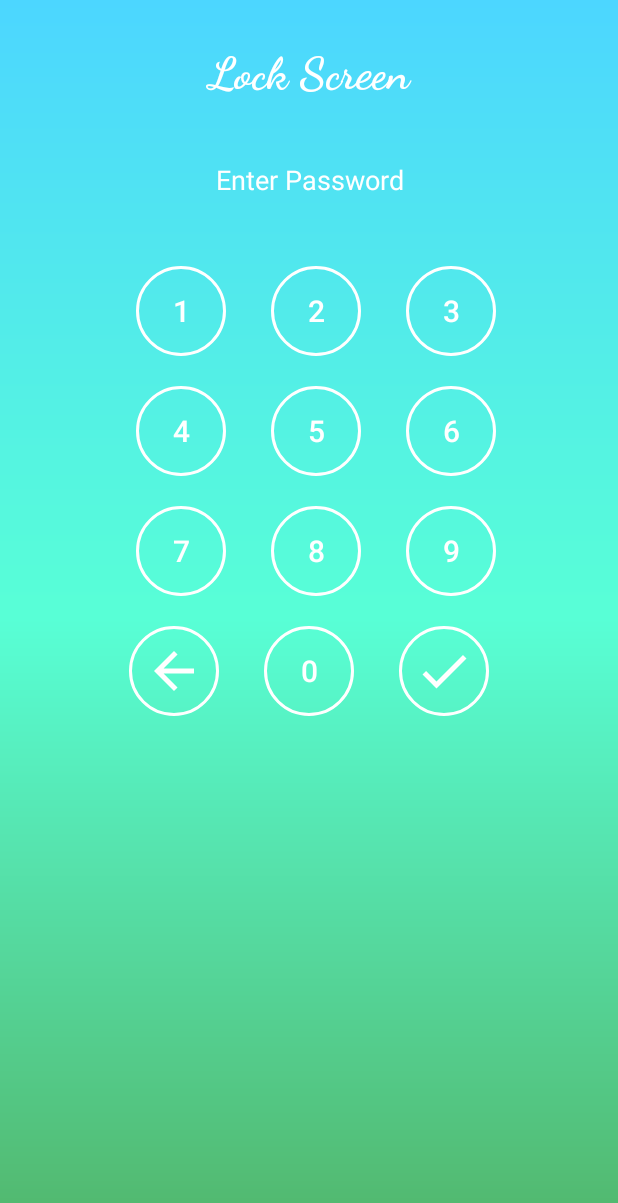
After one commit to chhomchhom/projectExpense, an Android app: the layout activity_login.xml on its own in the app's theme, with its tools: preview values and no code run, on a phone screen of 412 x 824 dp. The commit adds this screen. Shown: the top 1203 px of the screen. Run offline under Robolectric (Android 15) with nearby library versions, the phone set to English and light mode, and no system bars.

Commit message:
Login page in progress...

```diff
--- a/app/src/main/AndroidManifest.xml
+++ b/app/src/main/AndroidManifest.xml
@@ -8,7 +8,7 @@
         android:label="@string/app_name"
         android:roundIcon="@mipmap/ic_launcher_round"
         android:supportsRtl="true"
-        android:theme="@style/AppTheme">
+        android:theme="@style/LockScreen"> <!--I changed the theme to Lock screen from AppTheme-->
         <activity
             android:name=".activities.MainActivity"
             android:label="@string/app_name">
--- /dev/null
+++ b/app/src/main/res/drawable/background.xml
@@ -0,0 +1,10 @@
+<?xml version="1.0" encoding="utf-8"?>
+<shape xmlns:android="http://schemas.android.com/apk/res/android"
+    android:shape="rectangle">
+    <gradient
+        android:startColor="#52b66b"
+        android:centerColor="#58ffd6"
+        android:endColor="#4cd6ff"
+        android:angle="90"/>
+
+</shape>
--- /dev/null
+++ b/app/src/main/res/drawable/ic_arrow_back_black_24dp.xml
@@ -0,0 +1,9 @@
+<vector xmlns:android="http://schemas.android.com/apk/res/android"
+        android:width="24dp"
+        android:height="24dp"
+        android:viewportWidth="24.0"
+        android:viewportHeight="24.0">
+    <path
+        android:fillColor="#FFf"
+        android:pathData="M20,11H7.83l5.59,-5.59L12,4l-8,8 8,8 1.41,-1.41L7.83,13H20v-2z"/>
+</vector>
--- /dev/null
+++ b/app/src/main/res/drawable/ic_check_black_24dp.xml
@@ -0,0 +1,9 @@
+<vector xmlns:android="http://schemas.android.com/apk/res/android"
+        android:width="24dp"
+        android:height="24dp"
+        android:viewportWidth="24.0"
+        android:viewportHeight="24.0">
+    <path
+        android:fillColor="#FFf"
+        android:pathData="M9,16.17L4.83,12l-1.42,1.41L9,19 21,7l-1.41,-1.41z"/>
+</vector>
--- /dev/null
+++ b/app/src/main/res/drawable/round.xml
@@ -0,0 +1,8 @@
+<?xml version="1.0" encoding="utf-8"?>
+<shape xmlns:android="http://schemas.android.com/apk/res/android"
+    android:shape="oval">
+    <stroke
+        android:width="2dp"
+        android:color="@android:color/white"/>
+
+</shape>
--- /dev/null
+++ b/app/src/main/res/layout/activity_login.xml
@@ -0,0 +1,176 @@
+<?xml version="1.0" encoding="utf-8"?>
+<RelativeLayout
+    xmlns:android="http://schemas.android.com/apk/res/android"
+    android:layout_width="match_parent"
+    android:layout_height="match_parent"
+    android:background="@drawable/background">
+
+    <LinearLayout
+        android:layout_width="match_parent"
+        android:layout_height="match_parent"
+        android:orientation="vertical">
+        <TextView
+            android:layout_marginTop="30dp"
+            android:layout_width="match_parent"
+            android:layout_height="wrap_content"
+            android:text="Lock Screen"
+            android:textColor="@android:color/white"
+            android:textStyle="bold"
+            android:textSize="30sp"
+            android:fontFamily="cursive"
+            android:gravity="center_horizontal"/>
+        <EditText
+            android:layout_marginTop="40dp"
+            android:layout_width="match_parent"
+            android:layout_height="wrap_content"
+            android:hint="Enter Password"
+            android:textColorHint="#fff"
+            android:gravity="center_horizontal"
+            android:background="#0000"/>
+        <LinearLayout
+            android:layout_marginTop="45dp"
+            android:layout_width="match_parent"
+            android:layout_height="wrap_content"
+            android:gravity="center_horizontal"
+            android:layout_marginLeft="10dp"
+            android:layout_marginRight="10dp">
+            <Button
+                android:layout_width="60dp"
+                android:layout_height="60dp"
+                android:text="1"
+                android:padding="10dp"
+                android:layout_marginLeft="10sp"
+                android:background="@drawable/round"
+                android:textColor="@android:color/white"
+                android:textSize="20sp"
+                />
+            <Button
+                android:layout_width="60dp"
+                android:layout_height="60dp"
+                android:text="2"
+                android:layout_marginLeft="30sp"
+                android:background="@drawable/round"
+                android:textColor="@android:color/white"
+                android:textSize="20sp"
+                />
+
+            <Button
+                android:layout_width="60dp"
+                android:layout_height="60dp"
+                android:text="3"
+                android:layout_marginLeft="30sp"
+                android:background="@drawable/round"
+                android:textColor="@android:color/white"
+                android:textSize="20sp"
+                />
+                    </LinearLayout>
+        <LinearLayout
+            android:layout_marginTop="20dp"
+            android:layout_width="match_parent"
+            android:layout_height="wrap_content"
+            android:gravity="center_horizontal"
+            android:layout_marginLeft="10dp"
+            android:layout_marginRight="10dp">
+            <Button
+                android:layout_width="60dp"
+                android:layout_height="60dp"
+                android:text="4"
+                android:padding="10dp"
+                android:layout_marginLeft="10sp"
+                android:background="@drawable/round"
+                android:textColor="@android:color/white"
+                android:textSize="20sp"
+                />
+            <Button
+                android:layout_width="60dp"
+                android:layout_height="60dp"
+                android:text="5"
+                android:layout_marginLeft="30sp"
+                android:background="@drawable/round"
+                android:textColor="@android:color/white"
+                android:textSize="20sp"
+                />
+
+            <Button
+                android:layout_width="60dp"
+                android:layout_height="60dp"
+                android:text="6"
+                android:layout_marginLeft="30sp"
+                android:background="@drawable/round"
+                android:textColor="@android:color/white"
+                android:textSize="20sp"
+                />
+        </LinearLayout>
+        <LinearLayout
+            android:layout_marginTop="20dp"
+            android:layout_width="match_parent"
+            android:layout_height="wrap_content"
+            android:gravity="center_horizontal"
+            android:layout_marginLeft="10dp"
+            android:layout_marginRight="10dp">
+            <Button
+                android:layout_width="60dp"
+                android:layout_height="60dp"
+                android:text="7"
+                android:padding="10dp"
+                android:layout_marginLeft="10sp"
+                android:background="@drawable/round"
+                android:textColor="@android:color/white"
+                android:textSize="20sp"
+                />
+            <Button
+                android:layout_width="60dp"
+                android:layout_height="60dp"
+                android:text="8"
+                android:layout_marginLeft="30sp"
+                android:background="@drawable/round"
+                android:textColor="@android:color/white"
+                android:textSize="20sp"
+                />
+
+            <Button
+                android:layout_width="60dp"
+                android:layout_height="60dp"
+                android:text="9"
+                android:layout_marginLeft="30sp"
+                android:background="@drawable/round"
+                android:textColor="@android:color/white"
+                android:textSize="20sp"
+                />
+        </LinearLayout>
+
+        <LinearLayout
+            android:layout_marginTop="20dp"
+            android:layout_width="match_parent"
+            android:layout_height="wrap_content"
+            android:gravity="center_horizontal"
+            android:layout_marginLeft="10dp"
+            android:layout_marginRight="10dp">
+            <ImageView
+                android:layout_width="60dp"
+                android:layout_height="60dp"
+                android:background="@drawable/round"
+                android:src="@drawable/ic_arrow_back_black_24dp"
+                android:padding="10dp"/>
+
+            <Button
+                android:layout_width="60dp"
+                android:layout_height="60dp"
+                android:text="0"
+                android:layout_marginLeft="30sp"
+                android:background="@drawable/round"
+                android:textColor="@android:color/white"
+                android:textSize="20sp"
+                />
+
+            <ImageView
+                android:layout_width="60dp"
+                android:layout_height="60dp"
+                android:layout_marginLeft="30dp"
+                android:background="@drawable/round"
+                android:src="@drawable/ic_check_black_24dp"
+                android:padding="10dp"/>
+        </LinearLayout>
+    </LinearLayout>
+
+</RelativeLayout>
--- a/app/src/main/res/layout/activity_main.xml
+++ b/app/src/main/res/layout/activity_main.xml
@@ -1,17 +1,19 @@
 <?xml version="1.0" encoding="utf-8"?>
-<android.support.constraint.ConstraintLayout xmlns:android="http://schemas.android.com/apk/res/android"
+<LinearLayout xmlns:android="http://schemas.android.com/apk/res/android"
     xmlns:app="http://schemas.android.com/apk/res-auto"
     xmlns:tools="http://schemas.android.com/tools"
     android:id="@+id/container"
     android:layout_width="match_parent"
     android:layout_height="match_parent"
-    tools:context=".activities.MainActivity">
+    tools:context=".activities.MainActivity"
+    android:orientation="horizontal">
 
     <FrameLayout
         android:id="@+id/fragment_container"
         android:layout_width="match_parent"
         android:layout_height="match_parent"
         app:layout_constraintBottom_toTopOf="@+id/navigation">
+
     </FrameLayout>
 
     <android.support.design.widget.BottomNavigationView
@@ -24,4 +26,5 @@
         app:layout_constraintRight_toRightOf="parent"
         app:menu="@menu/navigation" />
 
-</android.support.constraint.ConstraintLayout>
+
+</LinearLayout>
--- a/app/src/main/res/values/styles.xml
+++ b/app/src/main/res/values/styles.xml
@@ -7,5 +7,7 @@
         <item name="colorPrimaryDark">@color/colorPrimaryDark</item>
         <item name="colorAccent">@color/colorAccent</item>
     </style>
+    <style name="LockScreen" parent="Theme.AppCompat.NoActionBar"/>
+
 
 </resources>
```
